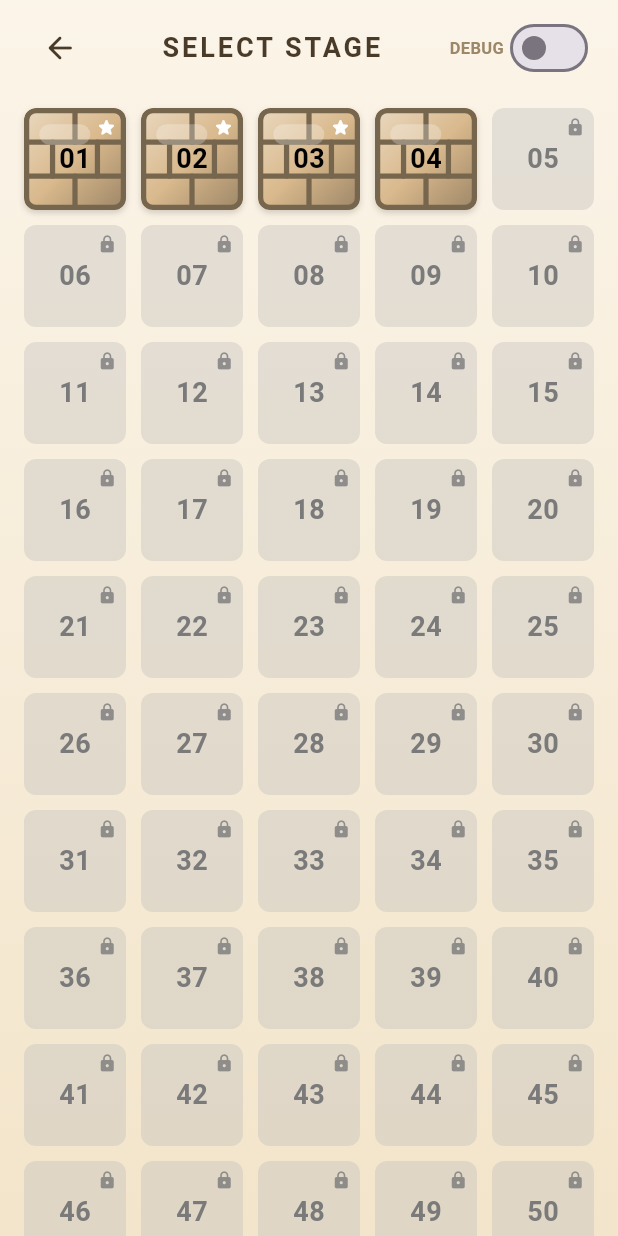
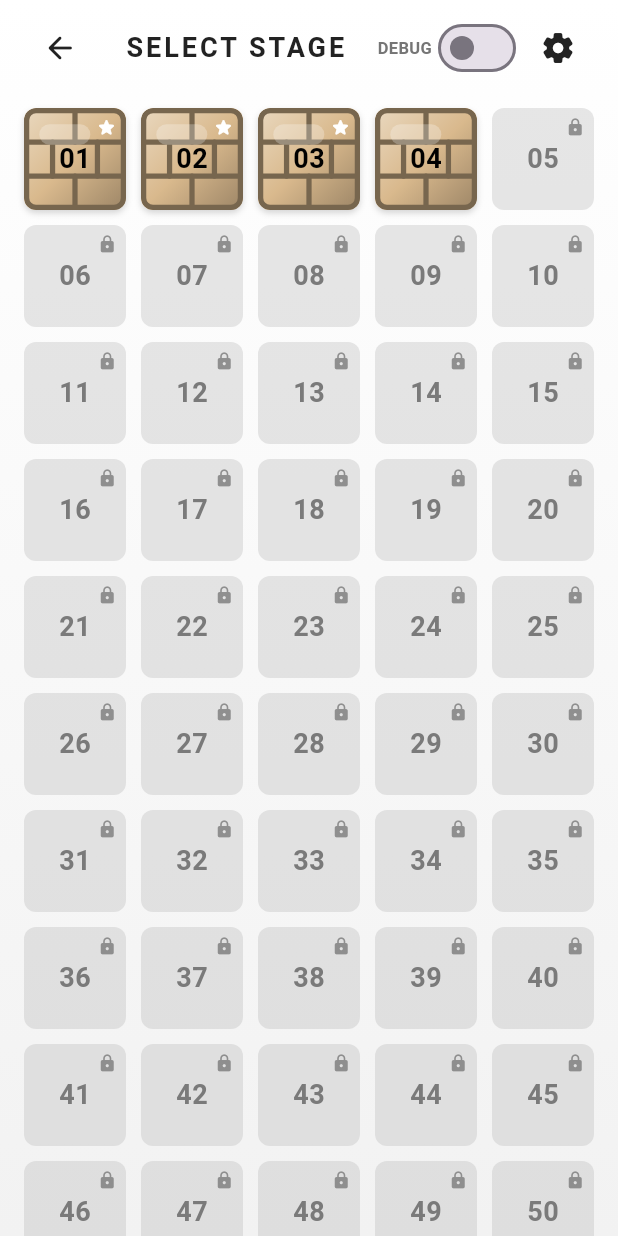
Before and after one commit to GiuocoPiano206905508310/claude.code.book.template, a Flutter app: the screen it shows after launch, after a tap on "PLAY", on a phone screen of 412 x 824 dp. Run offline on Flutter 3.47's test engine with Material 3 defaults, Android fonts, the phone set to English and light mode, and no system bars.

Commit message:
Add dark/white background setting via a settings (⚙️) button
Adds a shared settings sheet (widgets/settings_sheet.dart) reachable from
the title, stage select, and game screens, letting the player switch the
app's neutral background chrome between white and dark independent of
the per-stage-band theme. GameTheme gained copyWith so AppState.effectiveTheme
can swap background/board/tray/text colors while keeping each band's own
accent and brick colors intact.

Stage select tile numbers now follow the setting for legibility: black on
white backgrounds, white on dark ones (locked tiles get a dimmer variant
of the same rule).

Co-Authored-By: Claude Sonnet 5 <noreply@anthropic.com>
Claude-Session: https://claude.ai/code/session_01SGBjem9DqDcYgnmRmnENLu

```diff
--- a/block_fit_puzzle/lib/controllers/game_controller.dart
+++ b/block_fit_puzzle/lib/controllers/game_controller.dart
@@ -1,6 +1,12 @@
-import 'package:flutter/foundation.dart';
+import 'package:flutter/material.dart';
 
 import '../theme/game_theme.dart';
+
+/// The app-wide "background" setting from the settings sheet: independent
+/// of the per-stage-band theme, it swaps the neutral chrome (page
+/// background, board/tray surfaces, text color) to either a light or dark
+/// look while keeping each band's own accent/brick colors untouched.
+enum BackgroundMode { light, dark }
 
 /// App-level state for the Phase 1 preview: stage progress/unlock bookkeeping
 /// and a debug theme override switch.
@@ -11,6 +17,7 @@ import '../theme/game_theme.dart';
 /// enough to preview the title/stage-select screens.
 class AppState extends ChangeNotifier {
   bool _debugMode = false;
+  BackgroundMode _backgroundMode = BackgroundMode.light;
 
   /// Dummy cleared-stage set so the stage select preview can show
   /// checkmarks and an unlocked "next" stage.
@@ -46,6 +53,41 @@ class AppState extends ChangeNotifier {
     notifyListeners();
   }
 
+  BackgroundMode get backgroundMode => _backgroundMode;
+
+  bool get isDarkMode => _backgroundMode == BackgroundMode.dark;
+
+  void setBackgroundMode(BackgroundMode mode) {
+    _backgroundMode = mode;
+    notifyListeners();
+  }
+
   GameTheme themeForStage(int stageNumber) =>
       previewThemeOverride ?? GameThemes.forStage(stageNumber);
+
+  /// The theme a screen should actually render with: the stage's band (or
+  /// preview override) colors for accents/pieces, with the neutral chrome
+  /// swapped to the current dark/white background setting.
+  GameTheme effectiveTheme(int stageNumber) {
+    final base = themeForStage(stageNumber);
+    return isDarkMode
+        ? base.copyWith(
+            backgroundGradient: const [Color(0xFF15151A), Color(0xFF1F1F26)],
+            boardBackground: const Color(0xFF23232B),
+            boardBorder: const Color(0xFF3A3A45),
+            cellEmpty: const Color(0xFF2C2C36),
+            trayBackground: const Color(0xFF1B1B22),
+            primaryText: const Color(0xFFF2F2F2),
+            secondaryText: const Color(0xFFB0B0B8),
+          )
+        : base.copyWith(
+            backgroundGradient: const [Color(0xFFFFFFFF), Color(0xFFF2F2F2)],
+            boardBackground: Colors.white,
+            boardBorder: const Color(0xFFE0E0E0),
+            cellEmpty: const Color(0xFFF0F0F0),
+            trayBackground: const Color(0xFFF7F7F7),
+            primaryText: const Color(0xFF222222),
+            secondaryText: const Color(0xFF757575),
+          );
+  }
 }
--- a/block_fit_puzzle/lib/screens/stage_select_screen.dart
+++ b/block_fit_puzzle/lib/screens/stage_select_screen.dart
@@ -3,6 +3,7 @@ import 'package:flutter/material.dart';
 import '../controllers/game_controller.dart';
 import '../theme/game_theme.dart';
 import '../widgets/brick_surface.dart';
+import '../widgets/settings_sheet.dart';
 import 'game_screen.dart';
 
 /// Stage 1-50 grid. Scrollable, grouped visually into the 5 theme bands,
@@ -21,7 +22,7 @@ class StageSelectScreen extends StatelessWidget {
       animation: appState,
       builder: (context, _) {
         final overallTheme =
-            appState.themeForStage(appState.highestUnlockedStage);
+            appState.effectiveTheme(appState.highestUnlockedStage);
 
         return Scaffold(
           body: Container(
@@ -54,6 +55,7 @@ class StageSelectScreen extends StatelessWidget {
                           unlocked: appState.isStageUnlocked(stageNumber),
                           cleared: appState.isStageCleared(stageNumber),
                           theme: GameThemes.forStage(stageNumber),
+                          isDarkMode: appState.isDarkMode,
                           onTap: appState.isStageUnlocked(stageNumber)
                               ? () {
                                   Navigator.of(context).push(
@@ -125,6 +127,10 @@ class _Header extends StatelessWidget {
               ),
             ],
           ),
+          IconButton(
+            onPressed: () => showSettingsSheet(context, appState, theme),
+            icon: Icon(Icons.settings_rounded, color: theme.primaryText),
+          ),
         ],
       ),
     );
@@ -136,6 +142,7 @@ class _StageTile extends StatelessWidget {
   final bool unlocked;
   final bool cleared;
   final GameTheme theme;
+  final bool isDarkMode;
   final VoidCallback? onTap;
 
   const _StageTile({
@@ -143,12 +150,18 @@ class _StageTile extends StatelessWidget {
     required this.unlocked,
     required this.cleared,
     required this.theme,
+    required this.isDarkMode,
     required this.onTap,
   });
 
   @override
   Widget build(BuildContext context) {
-    final foregroundColor = unlocked ? Colors.black : const Color(0xFF7A7A7A);
+    // The background setting flips number/lock color for legibility: white
+    // digits read poorly on a white background and black ones disappear on
+    // a dark one.
+    final foregroundColor = unlocked
+        ? (isDarkMode ? Colors.white : Colors.black)
+        : (isDarkMode ? Colors.white54 : const Color(0xFF7A7A7A));
 
     return Stack(
       fit: StackFit.expand,
--- a/block_fit_puzzle/lib/screens/title_screen.dart
+++ b/block_fit_puzzle/lib/screens/title_screen.dart
@@ -1,6 +1,7 @@
 import 'package:flutter/material.dart';
 
 import '../controllers/game_controller.dart';
+import '../widgets/settings_sheet.dart';
 import 'stage_select_screen.dart';
 
 /// App entry screen: title, PLAY button, and current progress.
@@ -14,7 +15,7 @@ class TitleScreen extends StatelessWidget {
     return AnimatedBuilder(
       animation: appState,
       builder: (context, _) {
-        final theme = appState.themeForStage(appState.highestUnlockedStage);
+        final theme = appState.effectiveTheme(appState.highestUnlockedStage);
 
         return Scaffold(
           body: AnimatedContainer(
@@ -27,7 +28,20 @@ class TitleScreen extends StatelessWidget {
               ),
             ),
             child: SafeArea(
-              child: LayoutBuilder(
+              child: Stack(
+                children: [
+                  Align(
+                    alignment: Alignment.topRight,
+                    child: IconButton(
+                      onPressed: () =>
+                          showSettingsSheet(context, appState, theme),
+                      icon: Icon(
+                        Icons.settings_rounded,
+                        color: theme.secondaryText,
+                      ),
+                    ),
+                  ),
+                  LayoutBuilder(
                     builder: (context, constraints) {
                       return Padding(
                         padding: const EdgeInsets.symmetric(horizontal: 32),
@@ -103,6 +117,8 @@ class TitleScreen extends StatelessWidget {
                       );
                     },
                   ),
+                ],
+              ),
             ),
           ),
         );
--- a/block_fit_puzzle/lib/theme/game_theme.dart
+++ b/block_fit_puzzle/lib/theme/game_theme.dart
@@ -37,6 +37,35 @@ class GameTheme {
     required this.decorationIcon,
     required this.pieceColors,
   });
+
+  /// Used by the dark/white background setting to swap out the neutral
+  /// "chrome" colors (page background, board/tray surfaces, text) while
+  /// keeping the band's own accent and piece colors untouched.
+  GameTheme copyWith({
+    List<Color>? backgroundGradient,
+    Color? boardBackground,
+    Color? boardBorder,
+    Color? cellEmpty,
+    Color? trayBackground,
+    Color? primaryText,
+    Color? secondaryText,
+  }) {
+    return GameTheme(
+      id: id,
+      displayName: displayName,
+      backgroundGradient: backgroundGradient ?? this.backgroundGradient,
+      boardBackground: boardBackground ?? this.boardBackground,
+      boardBorder: boardBorder ?? this.boardBorder,
+      cellEmpty: cellEmpty ?? this.cellEmpty,
+      trayBackground: trayBackground ?? this.trayBackground,
+      accentColor: accentColor,
+      onAccentColor: onAccentColor,
+      primaryText: primaryText ?? this.primaryText,
+      secondaryText: secondaryText ?? this.secondaryText,
+      decorationIcon: decorationIcon,
+      pieceColors: pieceColors,
+    );
+  }
 }
 
 /// The 5 stage-band themes, plus lookup helpers.
```
Also changed, not shown: block_fit_puzzle/lib/screens/game_screen.dart (+9 -1 lines), block_fit_puzzle/lib/widgets/settings_sheet.dart (added, +122 -0 lines). Lines whose indentation alone changed are shown as unchanged.
